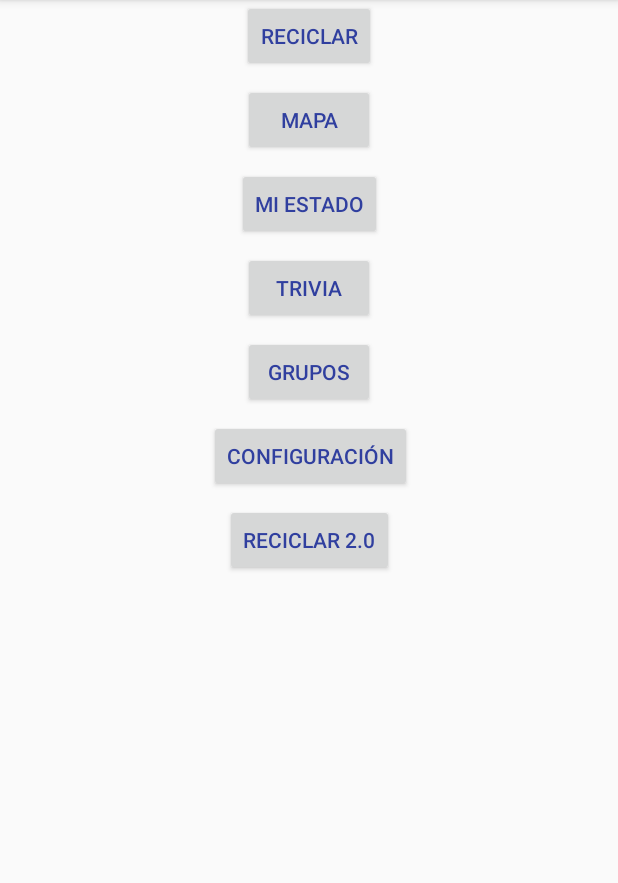
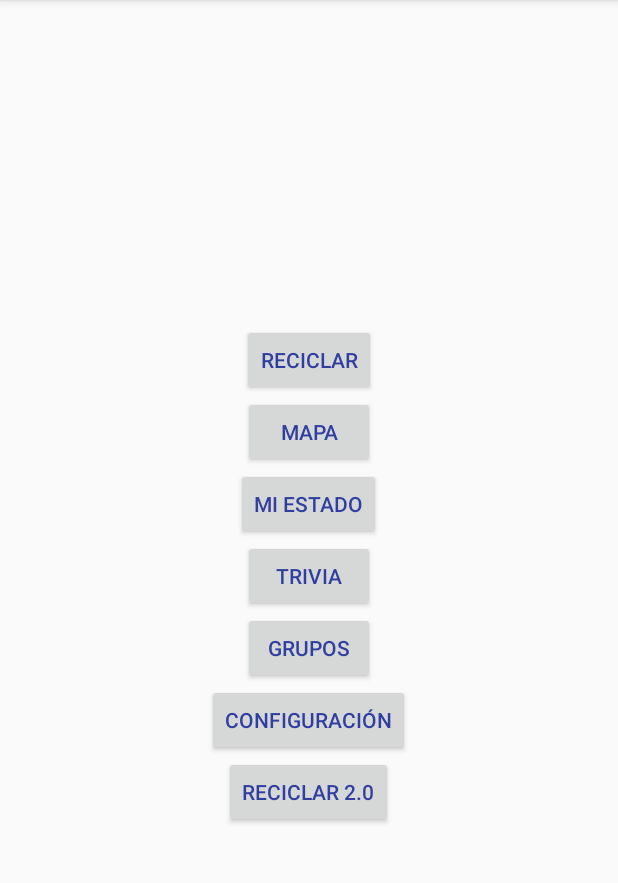
Before and after one commit to ecologiate/ecologiate-app, an Android app: the MenuActivity screen opened directly, with no data from a screen before it, on a phone screen of 412 x 824 dp, the part 84-967 px from its top. Run offline under Robolectric (Android 15) with nearby library versions, the phone set to English and light mode, and no system bars.

Commit message:
retoques pantallas

```diff
--- a/app/build.gradle
+++ b/app/build.gradle
@@ -11,6 +11,7 @@ android {
         versionCode 1
         versionName "1.0"
         testInstrumentationRunner "android.support.test.runner.AndroidJUnitRunner"
+        vectorDrawables.useSupportLibrary = true
     }
     buildTypes {
         release {
--- a/app/src/main/AndroidManifest.xml
+++ b/app/src/main/AndroidManifest.xml
@@ -66,7 +66,7 @@
         <activity android:name=".ScanActivity" />
         <activity android:name=".ResultadoActivity" />
         <activity android:name=".ProductoNoEncontradoActivity" />
-        <activity android:name=".AltaProductoActivity"></activity>
+        <activity android:name=".AltaProductoActivity" />
     </application>
 
 </manifest>
--- a/app/src/main/java/com/app/ecologiate/MenuActivity.java
+++ b/app/src/main/java/com/app/ecologiate/MenuActivity.java
@@ -16,7 +16,7 @@ public class MenuActivity extends AppCompatActivity {
         super.onCreate(savedInstanceState);
         setContentView(R.layout.activity_menu);
 
-        reciclarOld = (Button)findViewById(R.id.btn1);
+        reciclarOld = (Button)findViewById(R.id.btnMenuReciclar);
 
         reciclarOld.setOnClickListener(new View.OnClickListener() {
             @Override
@@ -26,7 +26,7 @@ public class MenuActivity extends AppCompatActivity {
             }
         });
 
-        reciclar = (Button)findViewById(R.id.btnReciclar);
+        reciclar = (Button)findViewById(R.id.btnMenuReciclar2);
 
         reciclar.setOnClickListener(new View.OnClickListener() {
             @Override
--- /dev/null
+++ b/app/src/main/res/drawable/ic_flash_on_black_24dp.xml
@@ -0,0 +1,5 @@
+<vector android:autoMirrored="true" android:height="24dp"
+    android:viewportHeight="24.0" android:viewportWidth="24.0"
+    android:width="24dp" xmlns:android="http://schemas.android.com/apk/res/android">
+    <path android:fillColor="#FF000000" android:pathData="M7,2v11h3v9l7,-12h-4l4,-8z"/>
+</vector>
--- a/app/src/main/res/layout/activity_login.xml
+++ b/app/src/main/res/layout/activity_login.xml
@@ -74,8 +74,8 @@
 
             <com.facebook.login.widget.LoginButton
                 android:id="@+id/fb_login_button"
-                android:layout_width="wrap_content"
-                android:layout_height="wrap_content"
+                android:layout_width="match_parent"
+                android:layout_height="40dp"
                 android:layout_gravity="center_horizontal"
                 android:layout_marginTop="30dp"
                 android:layout_marginBottom="30dp" />
@@ -83,7 +83,7 @@
             <com.google.android.gms.common.SignInButton
                 android:id="@+id/google_sign_in_button"
                 android:layout_width="match_parent"
-                android:layout_height="wrap_content" />
+                android:layout_height="40dp" />
 
         </LinearLayout>
     </ScrollView>
--- a/app/src/main/res/layout/activity_menu.xml
+++ b/app/src/main/res/layout/activity_menu.xml
@@ -1,93 +1,54 @@
 <?xml version="1.0" encoding="utf-8"?>
-<android.support.constraint.ConstraintLayout xmlns:android="http://schemas.android.com/apk/res/android"
+<LinearLayout xmlns:android="http://schemas.android.com/apk/res/android"
     xmlns:app="http://schemas.android.com/apk/res-auto"
     xmlns:tools="http://schemas.android.com/tools"
     android:layout_width="match_parent"
     android:layout_height="match_parent"
+    android:gravity="center"
+    android:orientation="vertical"
+    app:layout_scrollFlags="scroll"
     tools:context="com.app.ecologiate.MenuActivity">
 
     <Button
-        android:id="@+id/btn1"
+        android:id="@+id/btnMenuReciclar"
         android:layout_width="wrap_content"
         android:layout_height="wrap_content"
-        android:text="Reciclar"
-        tools:layout_editor_absoluteY="67dp"
-        android:layout_marginRight="8dp"
-        app:layout_constraintRight_toRightOf="parent"
-        android:layout_marginLeft="8dp"
-        app:layout_constraintLeft_toLeftOf="parent" />
+        android:text="Reciclar" />
 
     <Button
-        android:id="@+id/btn2"
+        android:id="@+id/btnMenuMapa"
         android:layout_width="wrap_content"
         android:layout_height="wrap_content"
-        android:text="Mapa"
-        android:layout_marginTop="8dp"
-        app:layout_constraintTop_toBottomOf="@+id/btn1"
-        android:layout_marginRight="8dp"
-        app:layout_constraintRight_toRightOf="parent"
-        android:layout_marginLeft="8dp"
-        app:layout_constraintLeft_toLeftOf="parent" />
+        android:text="Mapa" />
 
     <Button
-        android:id="@+id/btn3"
+        android:id="@+id/btnMenuMiEstado"
         android:layout_width="wrap_content"
         android:layout_height="wrap_content"
-        android:text="Mi Estado"
-        android:layout_marginTop="8dp"
-        app:layout_constraintTop_toBottomOf="@+id/btn2"
-        android:layout_marginRight="8dp"
-        app:layout_constraintRight_toRightOf="parent"
-        android:layout_marginLeft="8dp"
-        app:layout_constraintLeft_toLeftOf="parent" />
+        android:text="Mi Estado" />
 
     <Button
-        android:id="@+id/btn4"
+        android:id="@+id/btnMenuTrivia"
         android:layout_width="wrap_content"
         android:layout_height="wrap_content"
-        android:text="Trivia"
-        android:layout_marginTop="8dp"
-        app:layout_constraintTop_toBottomOf="@+id/btn3"
-        android:layout_marginRight="8dp"
-        app:layout_constraintRight_toRightOf="parent"
-        android:layout_marginLeft="8dp"
-        app:layout_constraintLeft_toLeftOf="parent" />
+        android:text="Trivia" />
 
     <Button
-        android:id="@+id/btn5"
+        android:id="@+id/btnMenuGrupos"
         android:layout_width="wrap_content"
         android:layout_height="wrap_content"
-        android:layout_marginLeft="8dp"
-        android:layout_marginRight="8dp"
-        android:layout_marginTop="8dp"
-        android:text="Grupos"
-        app:layout_constraintLeft_toLeftOf="parent"
-        app:layout_constraintRight_toRightOf="parent"
-        app:layout_constraintTop_toBottomOf="@+id/btn4" />
+        android:text="Grupos" />
 
     <Button
-        android:id="@+id/btn6"
+        android:id="@+id/btnMenuConfig"
         android:layout_width="wrap_content"
         android:layout_height="wrap_content"
-        android:text="Configuración"
-        android:layout_marginTop="8dp"
-        app:layout_constraintTop_toBottomOf="@+id/btn5"
-        android:layout_marginRight="8dp"
-        app:layout_constraintRight_toRightOf="parent"
-        android:layout_marginLeft="8dp"
-        app:layout_constraintLeft_toLeftOf="parent"
-        app:layout_constraintHorizontal_bias="0.504" />
+        android:text="Configuración" />
 
     <Button
-        android:id="@+id/btnReciclar"
+        android:id="@+id/btnMenuReciclar2"
         android:layout_width="wrap_content"
         android:layout_height="wrap_content"
-        android:text="Reciclar 2.0"
-        android:layout_marginTop="8dp"
-        app:layout_constraintTop_toBottomOf="@+id/btn6"
-        android:layout_marginRight="8dp"
-        app:layout_constraintRight_toRightOf="parent"
-        android:layout_marginLeft="8dp"
-        app:layout_constraintLeft_toLeftOf="parent" />
+        android:text="Reciclar 2.0" />
 
-</android.support.constraint.ConstraintLayout>
+</LinearLayout>
--- a/app/src/main/res/values/dimens.xml
+++ b/app/src/main/res/values/dimens.xml
@@ -1,5 +1,4 @@
 <resources>
-    <dimen name="fab_margin">16dp</dimen>
     <!-- Default screen margins, per the Android Design guidelines. -->
     <dimen name="activity_horizontal_margin">16dp</dimen>
     <dimen name="activity_vertical_margin">16dp</dimen>
--- a/app/src/main/res/values/strings.xml
+++ b/app/src/main/res/values/strings.xml
@@ -1,7 +1,7 @@
 <resources>
     <string name="app_name">Ecologiate-App</string>
     <string name="title_activity_test">Test de ingreso manual</string>
-    <string name="title_activity_login">Ingresar</string>
+    <string name="title_activity_login">Ecologiate</string>
     <!-- Facebook -->
     <string name="facebook_app_id">149676695596008</string>
     <string name="fb_login_protocol_scheme">fb149676695596008</string>
```
Also changed, not shown: app/src/main/java/com/app/ecologiate/ResultadoActivity.java (+4 -4 lines), app/src/main/java/com/app/ecologiate/ScanActivity.java (+16 -5 lines), app/src/main/res/layout/activity_alta_producto.xml (+5 -2 lines), app/src/main/res/layout/activity_producto_no_encontrado.xml (+4 -3 lines), app/src/main/res/layout/activity_resultado.xml (+6 -4 lines), app/src/main/res/layout/activity_scan.xml (+35 -10 lines), app/src/main/res/layout/custom_barcode_scanner.xml (+6 -6 lines).
